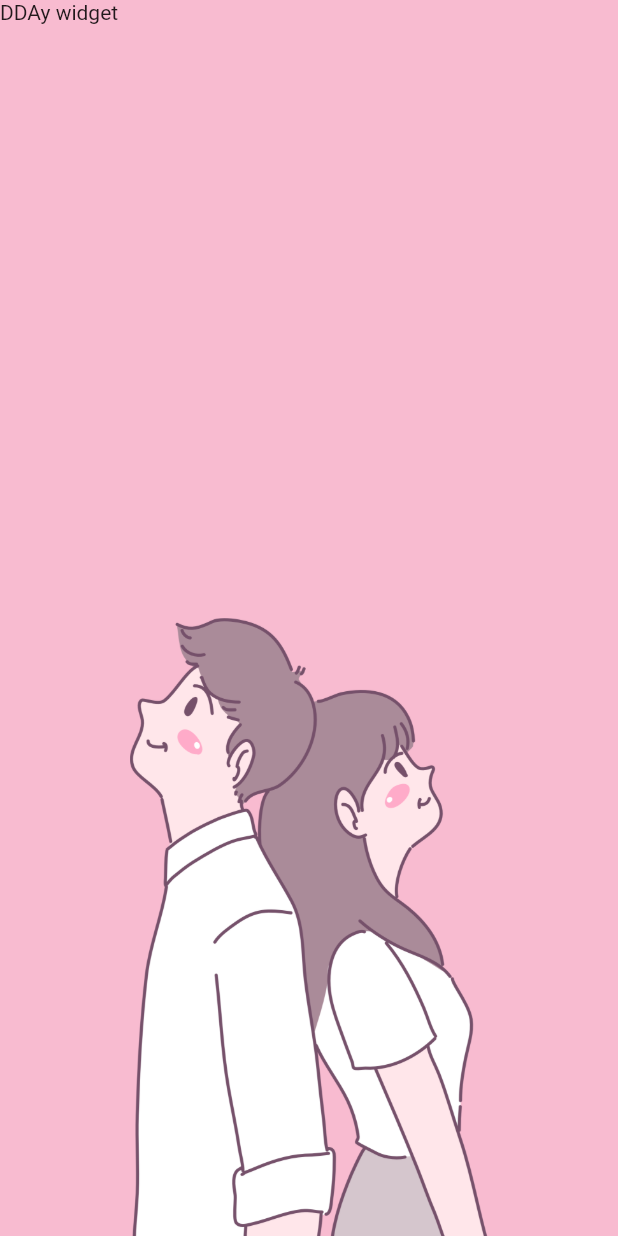
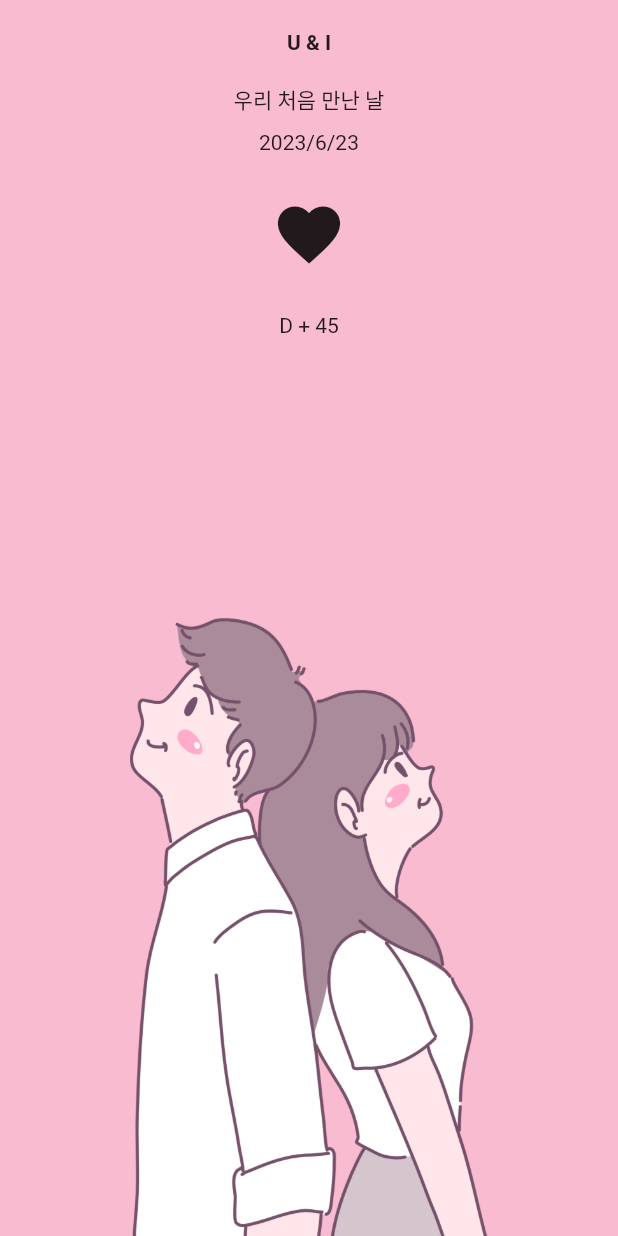
Before and after one commit to bladnoch/codefactory-flutter, a Flutter app: the screen it shows after launch, on a phone screen of 412 x 824 dp. Run offline on Flutter 3.47's test engine with Material 2 defaults, Android fonts, the phone set to English and light mode, and no system bars; our stand-ins replace webview_flutter.

Commit message:
update temp text on _DDay

```diff
--- a/u_and_i/lib/screen/home_screen.dart
+++ b/u_and_i/lib/screen/home_screen.dart
@@ -26,7 +26,30 @@ class HomeScreen extends StatelessWidget {
 class _DDay extends StatelessWidget{
   @override
   Widget build(BuildContext context){
-    return Text("DDAy widget");
+    return Center(
+      child: Column(
+        children: [
+          SizedBox(height: 20,),
+          Text( "U & I", style: TextStyle(
+            fontWeight: FontWeight.w700,
+          ),),
+
+          SizedBox(height: 20,),
+          Text("우리 처음 만난 날"),
+
+          SizedBox(height: 10,),
+          Text("2023/6/23"),
+
+          SizedBox(height: 20,),
+          IconButton(iconSize: 50,
+            onPressed: (){}, icon: Icon(Icons.favorite),),
+
+          SizedBox(height: 20,),
+          Text("D + 45"),
+
+        ],
+      ),
+    );
   }
 }
 
```
